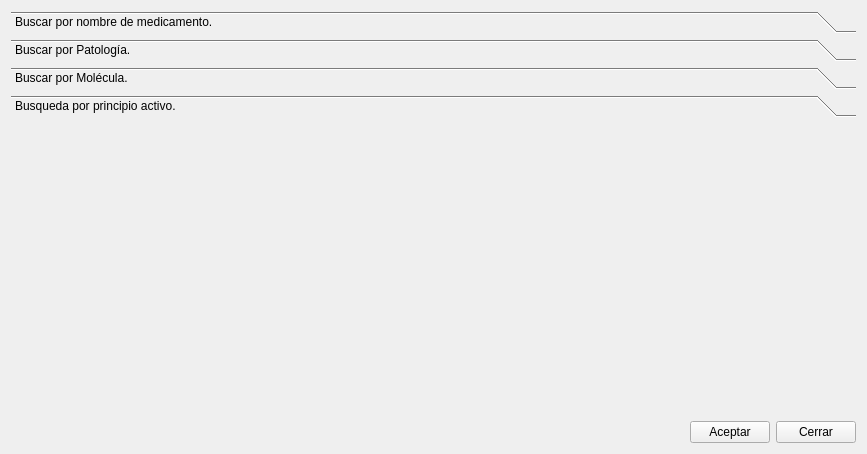
The window that frmanadirmedicamento.ui (arcnexus/RedFoX) describes before a commit, drawn with Qt 5.
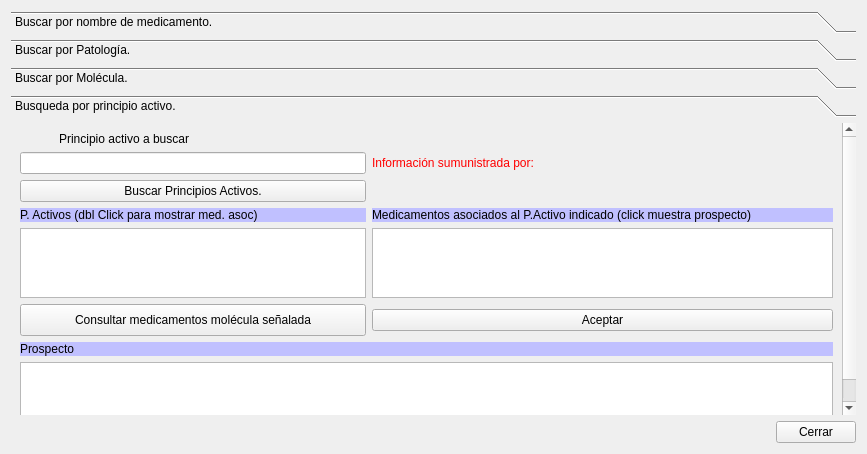
The same window after the commit. The open tabs and pages were chosen to show the change. Icons and pictures are not drawn.

Commit message: Buscar medicamentos y añadirlos en la ficha del episodio. Con uso de slots ;-)

```diff
--- a/frmanadirmedicamento.ui
+++ b/frmanadirmedicamento.ui
@@ -536,13 +536,182 @@
        <rect>
         <x>0</x>
         <y>0</y>
-        <width>849</width>
-        <height>300</height>
+        <width>832</width>
+        <height>335</height>
        </rect>
       </property>
       <attribute name="label">
        <string>Busqueda por principio activo.</string>
       </attribute>
+      <layout class="QGridLayout" name="gridLayout_7">
+       <item row="0" column="0">
+        <widget class="QLabel" name="label_18">
+         <property name="maximumSize">
+          <size>
+           <width>169</width>
+           <height>16777215</height>
+          </size>
+         </property>
+         <property name="text">
+          <string>Principio activo a buscar</string>
+         </property>
+         <property name="alignment">
+          <set>Qt::AlignRight|Qt::AlignTrailing|Qt::AlignVCenter</set>
+         </property>
+        </widget>
+       </item>
+       <item row="1" column="0">
+        <widget class="QLineEdit" name="txtBuscarPrincipioActivo">
+         <property name="maximumSize">
+          <size>
+           <width>346</width>
+           <height>16777215</height>
+          </size>
+         </property>
+        </widget>
+       </item>
+       <item row="1" column="1">
+        <widget class="QLabel" name="label_20">
+         <property name="styleSheet">
+          <string notr="true">color: rgb(255, 0, 0);</string>
+         </property>
+         <property name="text">
+          <string>Información sumunistrada por:</string>
+         </property>
+        </widget>
+       </item>
+       <item row="2" column="0">
+        <widget class="QPushButton" name="btnBuscarPrincipiosActivos">
+         <property name="maximumSize">
+          <size>
+           <width>346</width>
+           <height>16777215</height>
+          </size>
+         </property>
+         <property name="text">
+          <string>Buscar Principios Activos.</string>
+         </property>
+         <property name="icon">
+          <iconset resource="terra.qrc">
+           <normaloff>:/Icons/PNG/search.png</normaloff>:/Icons/PNG/search.png</iconset>
+         </property>
+         <property name="iconSize">
+          <size>
+           <width>24</width>
+           <height>24</height>
+          </size>
+         </property>
+        </widget>
+       </item>
+       <item row="2" column="1">
+        <widget class="QLabel" name="label_21">
+         <property name="maximumSize">
+          <size>
+           <width>176</width>
+           <height>47</height>
+          </size>
+         </property>
+         <property name="text">
+          <string/>
+         </property>
+         <property name="pixmap">
+          <pixmap resource="terra.qrc">:/Icons/jpg/Vademecum DataSolutions.jpg</pixmap>
+         </property>
+         <property name="scaledContents">
+          <bool>true</bool>
+         </property>
+        </widget>
+       </item>
+       <item row="3" column="0">
+        <widget class="QLabel" name="label_23">
+         <property name="maximumSize">
+          <size>
+           <width>346</width>
+           <height>16777215</height>
+          </size>
+         </property>
+         <property name="styleSheet">
+          <string notr="true">background-color: rgb(192, 192, 255);</string>
+         </property>
+         <property name="text">
+          <string>P. Activos (dbl Click para mostrar med. asoc)</string>
+         </property>
+        </widget>
+       </item>
+       <item row="3" column="1">
+        <widget class="QLabel" name="label_22">
+         <property name="styleSheet">
+          <string notr="true">background-color: rgb(192, 192, 255);</string>
+         </property>
+         <property name="text">
+          <string>Medicamentos asociados al P.Activo indicado (click muestra prospecto)</string>
+         </property>
+        </widget>
+       </item>
+       <item row="4" column="0">
+        <widget class="QTableWidget" name="tablaPrincipiosActivos">
+         <property name="maximumSize">
+          <size>
+           <width>346</width>
+           <height>16777215</height>
+          </size>
+         </property>
+        </widget>
+       </item>
+       <item row="4" column="1">
+        <widget class="QTableWidget" name="tablamedicamentospactivos"/>
+       </item>
+       <item row="5" column="0">
+        <widget class="QPushButton" name="btnBuscarMedicamentoporPA">
+         <property name="minimumSize">
+          <size>
+           <width>0</width>
+           <height>32</height>
+          </size>
+         </property>
+         <property name="maximumSize">
+          <size>
+           <width>346</width>
+           <height>16777215</height>
+          </size>
+         </property>
+         <property name="text">
+          <string>Consultar medicamentos molécula señalada</string>
+         </property>
+         <property name="icon">
+          <iconset resource="terra.qrc">
+           <normaloff>:/Icons/PNG/search.png</normaloff>:/Icons/PNG/search.png</iconset>
+         </property>
+        </widget>
+       </item>
+       <item row="7" column="0" colspan="2">
+        <widget class="QLabel" name="label_19">
+         <property name="styleSheet">
+          <string notr="true">background-color: rgb(192, 192, 255);</string>
+         </property>
+         <property name="text">
+          <string>Prospecto</string>
+         </property>
+        </widget>
+       </item>
+       <item row="8" column="0" colspan="2">
+        <widget class="QTextEdit" name="textProspectopa">
+         <property name="maximumSize">
+          <size>
+           <width>16777215</width>
+           <height>200</height>
+          </size>
+         </property>
+        </widget>
+       </item>
+       <item row="5" column="1">
+        <widget class="QPushButton" name="pushButton_6">
+         <property name="text">
+          <string>Aceptar</string>
+         </property>
+        </widget>
+       </item>
+      </layout>
      </widget>
     </widget>
    </item>
@@ -559,13 +728,6 @@
      </property>
     </spacer>
    </item>
-   <item row="1" column="1">
-    <widget class="QPushButton" name="pushButton_2">
-     <property name="text">
-      <string>Aceptar</string>
-     </property>
-    </widget>
-   </item>
    <item row="1" column="2">
     <widget class="QPushButton" name="pushButton_3">
      <property name="text">
```
Left out of the diff: 241 changed lines with no effect on the pictures. The commit also changes 5 other files.
